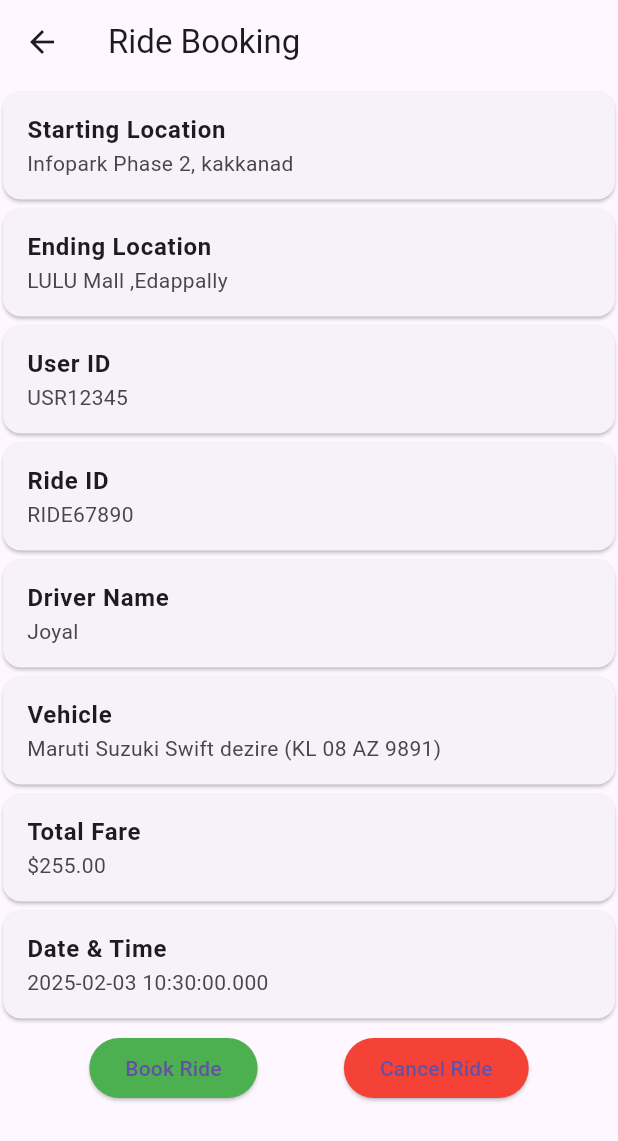
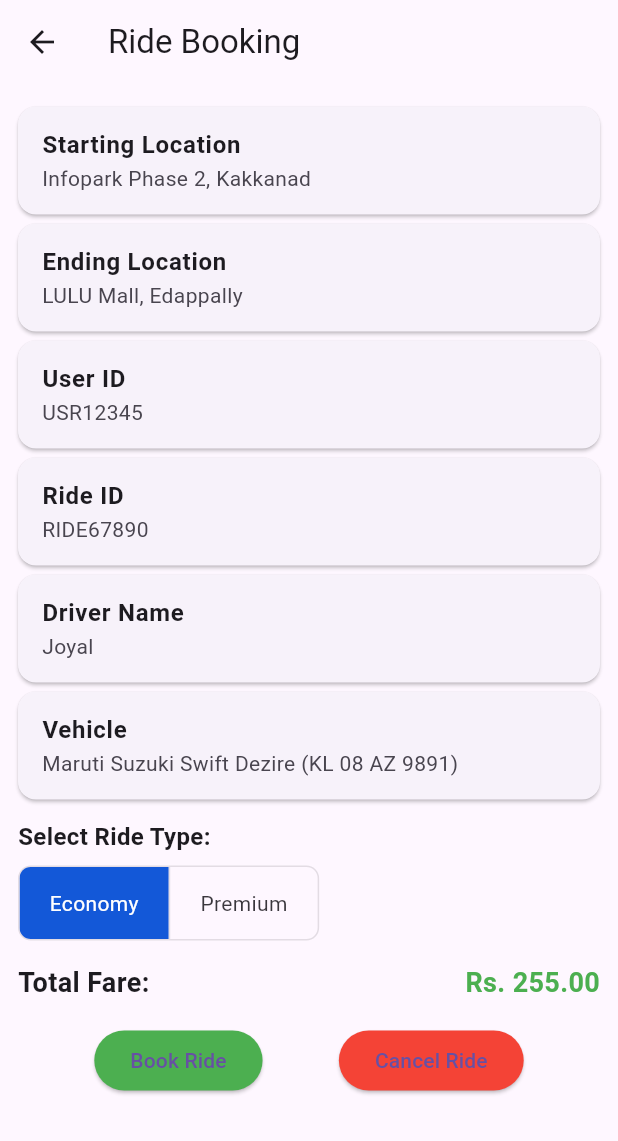
Before and after one commit to pranavedstem/GoDrive, a Flutter app: the RideBookingScreen screen opened directly, on a phone screen of 412 x 824 dp. Shown: the top 1141 px of the screen. Run offline on Flutter 3.47's test engine with Material 3 defaults, Android fonts, the phone set to English and light mode, and no system bars; our stand-ins replace geocoding, geolocator, google_maps_flutter; accounts and stored records are empty.

Commit message:
added toggle button in ride booking screen

```diff
--- /dev/null
+++ b/lib/models/location_model.dart
@@ -0,0 +1,11 @@
+class Location {
+  final double latitude;
+  final double longitude;
+  final String address;
+
+  Location({
+    required this.latitude,
+    required this.longitude,
+    required this.address,
+  });
+}
--- /dev/null
+++ b/lib/models/reide_type_model.dart
@@ -0,0 +1,9 @@
+class RideType {
+  final String type;
+  final double baseFare;
+
+  RideType({
+    required this.type,
+    required this.baseFare,
+  });
+}
--- a/lib/models/ride_model.dart
+++ b/lib/models/ride_model.dart
@@ -6,7 +6,7 @@ class RideModel {
   final String driverName;
   final String vehicleName;
   final String vehicleNumber;
-  final double totalFare;
+   double totalFare;
   final DateTime rideDateTime;
 
   RideModel({
--- a/lib/view/screens/home.dart
+++ b/lib/view/screens/home.dart
@@ -52,7 +52,7 @@ class _HomeScreenState extends State<HomeScreen> {
           ),
         ],
         currentIndex: _selectedIndex,
-        selectedItemColor: const Color.fromARGB(199, 137, 88, 10),
+        selectedItemColor: const Color.fromARGB(198, 46, 66, 247),
         onTap: _onItemTapped,
       ),
     );
--- a/lib/view/screens/maps.dart
+++ b/lib/view/screens/maps.dart
@@ -12,7 +12,7 @@ class MapsState extends State<Maps> {
   late GoogleMapController mapController;
 
   final LatLng _center = const LatLng(10.007010160804644, 76.37400401568937);
-  final LatLng _exact = const LatLng(10.0159, 76.3419);
+  final LatLng _endlocation = const LatLng(10.0159, 76.3419);
 
   void _onMapCreated(GoogleMapController controller) {
     mapController = controller;
@@ -36,13 +36,13 @@ class MapsState extends State<Maps> {
             markerId: const MarkerId('destination'),
             icon: BitmapDescriptor.defaultMarker,
             position: _center,
-            // infoWindow: const InfoWindow(title: 'Current Location'),
+
           ),
           Marker(
-            markerId: const MarkerId('_sourceocation'),
+            markerId: const MarkerId('sourceocation'),
             icon: BitmapDescriptor.defaultMarker,
-            position: _exact,
-            // infoWindow: const InfoWindow(title: 'Current Location'),
+            position: _endlocation,
+
           ),
         },
       ),
@@ -78,8 +78,8 @@ class MapsState extends State<Maps> {
 //   Future<void> _getPolyline() async {
 //     PolylinePoints polylinePoints = PolylinePoints();
 
-//     LatLng startLocation = LatLng(37.7749, -122.4194); // San Francisco
-//     LatLng endLocation = LatLng(34.0522, -118.2437); // Los Angeles
+//     LatLng startLocation = LatLng(10.007010160804644, 76.37400401568937);
+//     LatLng endLocation = LatLng(10.0159, 76.3419);
 
 //     PolylineRequest request = PolylineRequest(
 //       origin: PointLatLng(startLocation.latitude, startLocation.longitude),
@@ -141,9 +141,3 @@ class MapsState extends State<Maps> {
 //     );
 //   }
 // }
-
-// void main() {
-//   runApp(MaterialApp(
-//     home: Maps(),
-//   ));
-// }
--- a/lib/view/screens/ride_booking.dart
+++ b/lib/view/screens/ride_booking.dart
@@ -1,5 +1,7 @@
+import 'package:dummyprojecr/models/reide_type_model.dart';
 import 'package:flutter/material.dart';
 import 'package:dummyprojecr/models/ride_model.dart';
+
 
 class RideBookingScreen extends StatefulWidget {
   const RideBookingScreen({super.key});
@@ -12,34 +14,59 @@ class RideBookingScreenState extends State<RideBookingScreen> {
   RideModel ride = RideModel(
     userId: "USR12345",
     rideId: "RIDE67890",
-    startLocation: "Infopark Phase 2, kakkanad",
-    endLocation: "LULU Mall ,Edappally",
+    startLocation: "Infopark Phase 2, Kakkanad",
+    endLocation: "LULU Mall, Edappally",
     driverName: "Joyal",
-    vehicleName: "Maruti Suzuki Swift dezire",
+    vehicleName: "Maruti Suzuki Swift Dezire",
     vehicleNumber: "KL 08 AZ 9891",
-    totalFare: 255,
+    totalFare: 255, // Default Economy Fare
     rideDateTime: DateTime.now(),
   );
 
+  // Ride Type Options
+  final List<RideType> rideTypes = [
+    RideType(type: "Economy", baseFare: 255),
+    RideType(type: "Premium", baseFare: 380),
+  ];
+
+  int selectedIndex = 0; // Default selection (Economy)
+
+  void updateFare(int index) {
+    setState(() {
+      selectedIndex = index;
+      ride = RideModel( // Create a new instance (since totalFare is final)
+        userId: ride.userId,
+        rideId: ride.rideId,
+        startLocation: ride.startLocation,
+        endLocation: ride.endLocation,
+        driverName: ride.driverName,
+        vehicleName: ride.vehicleName,
+        vehicleNumber: ride.vehicleNumber,
+        totalFare: rideTypes[index].baseFare,
+        rideDateTime: ride.rideDateTime,
+      );
+    });
+  }
+
   void bookRide() {
     ScaffoldMessenger.of(context).showSnackBar(
-      SnackBar(content: Text("Ride Booked Successfully!")),
+      const SnackBar(content: Text("Ride Booked Successfully!")),
     );
   }
 
   void cancelRide() {
     ScaffoldMessenger.of(context).showSnackBar(
-      SnackBar(content: Text("Ride Cancelled!")),
+      const SnackBar(content: Text("Ride Cancelled!")),
     );
   }
 
   @override
   Widget build(BuildContext context) {
     return Scaffold(
-      appBar: AppBar(title: Text("Ride Booking")),
+      appBar: AppBar(title: const Text("Ride Booking")),
       body: SingleChildScrollView(
         child: Padding(
-          padding: const EdgeInsets.all(2.0),
+          padding: const EdgeInsets.all(12.0),
           child: Column(
             crossAxisAlignment: CrossAxisAlignment.start,
             children: [
@@ -48,26 +75,57 @@ class RideBookingScreenState extends State<RideBookingScreen> {
               buildInfoTile("User ID", ride.userId),
               buildInfoTile("Ride ID", ride.rideId),
               buildInfoTile("Driver Name", ride.driverName),
-              buildInfoTile(
-                  "Vehicle", "${ride.vehicleName} (${ride.vehicleNumber})"),
-              buildInfoTile(
-                  "Total Fare", "\$${ride.totalFare.toStringAsFixed(2)}"),
-              buildInfoTile("Date & Time", ride.rideDateTime.toString()),
-              const SizedBox(height: 6),
+              buildInfoTile("Vehicle", "${ride.vehicleName} (${ride.vehicleNumber})"),
+
+              const SizedBox(height: 10),
+
+
+              const Text("Select Ride Type:", style: TextStyle(fontSize: 16, fontWeight: FontWeight.bold)),
+              const SizedBox(height: 8),
+              ToggleButtons(
+                borderRadius: BorderRadius.circular(8),
+                selectedColor: Colors.white,
+                fillColor: const Color.fromARGB(255, 19, 88, 216),
+                isSelected: [selectedIndex == 0, selectedIndex == 1],
+                onPressed: updateFare,
+                children: const [
+                  Padding(
+                    padding: EdgeInsets.symmetric(horizontal: 20, vertical: 10),
+                    child: Text("Economy"),
+                  ),
+                  Padding(
+                    padding: EdgeInsets.symmetric(horizontal: 20, vertical: 10),
+                    child: Text("Premium"),
+                  ),
+                ],
+              ),
+
+              const SizedBox(height: 15),
+
+
+              Row(
+                mainAxisAlignment: MainAxisAlignment.spaceBetween,
+                children: [
+                  const Text("Total Fare:", style: TextStyle(fontSize: 18, fontWeight: FontWeight.bold)),
+                  Text("Rs. ${ride.totalFare.toStringAsFixed(2)}",
+                      style: const TextStyle(fontSize: 18, fontWeight: FontWeight.bold, color: Colors.green)),
+                ],
+              ),
+
+              const SizedBox(height: 15),
+
               Row(
                 mainAxisAlignment: MainAxisAlignment.spaceEvenly,
                 children: [
                   ElevatedButton(
                     onPressed: bookRide,
-                    style:
-                        ElevatedButton.styleFrom(backgroundColor: Colors.green),
-                    child: Text("Book Ride"),
+                    style: ElevatedButton.styleFrom(backgroundColor: Colors.green),
+                    child: const Text("Book Ride"),
                   ),
                   ElevatedButton(
                     onPressed: cancelRide,
-                    style:
-                        ElevatedButton.styleFrom(backgroundColor: Colors.red),
-                    child: Text("Cancel Ride"),
+                    style: ElevatedButton.styleFrom(backgroundColor: Colors.red),
+                    child: const Text("Cancel Ride"),
                   ),
                 ],
               ),
@@ -80,12 +138,105 @@ class RideBookingScreenState extends State<RideBookingScreen> {
 
   Widget buildInfoTile(String title, String value) {
     return Card(
-      // elevation: 2,
-      margin: EdgeInsets.symmetric(vertical: 3),
+      margin: const EdgeInsets.symmetric(vertical: 3),
       child: ListTile(
-        title: Text(title, style: TextStyle(fontWeight: FontWeight.bold)),
+        title: Text(title, style: const TextStyle(fontWeight: FontWeight.bold)),
         subtitle: Text(value),
       ),
     );
   }
 }
+
+
+
+// import 'package:flutter/material.dart';
+// import 'package:dummyprojecr/models/ride_model.dart';
+
+// class RideBookingScreen extends StatefulWidget {
+//   const RideBookingScreen({super.key});
+
+//   @override
+//   RideBookingScreenState createState() => RideBookingScreenState();
+// }
+
+// class RideBookingScreenState extends State<RideBookingScreen> {
+//   RideModel ride = RideModel(
+//     userId: "USR12345",
+//     rideId: "RIDE67890",
+//     startLocation: "Infopark Phase 2, kakkanad",
+//     endLocation: "LULU Mall ,Edappally",
+//     driverName: "Joyal",
+//     vehicleName: "Maruti Suzuki Swift dezire",
+//     vehicleNumber: "KL 08 AZ 9891",
+//     totalFare: 255,
+//     rideDateTime: DateTime.now(),
+//   );
+
+//   void bookRide() {
+//     ScaffoldMessenger.of(context).showSnackBar(
+//       SnackBar(content: Text("Ride Booked Successfully!")),
+//     );
+//   }
+
+//   void cancelRide() {
+//     ScaffoldMessenger.of(context).showSnackBar(
+//       SnackBar(content: Text("Ride Cancelled!")),
+//     );
+//   }
+
+//   @override
+//   Widget build(BuildContext context) {
+//     return Scaffold(
+//       appBar: AppBar(title: Text("Ride Booking")),
+//       body: SingleChildScrollView(
+//         child: Padding(
+//           padding: const EdgeInsets.all(2.0),
+//           child: Column(
+//             crossAxisAlignment: CrossAxisAlignment.start,
+//             children: [
+//               buildInfoTile("Starting Location", ride.startLocation),
+//               buildInfoTile("Ending Location", ride.endLocation),
+//               buildInfoTile("User ID", ride.userId),
+//               buildInfoTile("Ride ID", ride.rideId),
+//               buildInfoTile("Driver Name", ride.driverName),
+//               buildInfoTile(
+//                   "Vehicle", "${ride.vehicleName} (${ride.vehicleNumber})"),
+//               buildInfoTile(
+//                   "Total Fare", "\$${ride.totalFare.toStringAsFixed(2)}"),
+//               buildInfoTile("Date & Time", ride.rideDateTime.toString()),
+//               const SizedBox(height: 6),
+//               Row(
+//                 mainAxisAlignment: MainAxisAlignment.spaceEvenly,
+//                 children: [
+//                   ElevatedButton(
+//                     onPressed: bookRide,
+//                     style:
+//                         ElevatedButton.styleFrom(backgroundColor: Colors.green),
+//                     child: Text("Book Ride"),
+//                   ),
+//                   ElevatedButton(
+//                     onPressed: cancelRide,
+//                     style:
+//                         ElevatedButton.styleFrom(backgroundColor: Colors.red),
+//                     child: Text("Cancel Ride"),
+//                   ),
+//                 ],
+//               ),
+//             ],
+//           ),
+//         ),
+//       ),
+//     );
+//   }
+
+//   Widget buildInfoTile(String title, String value) {
+//     return Card(
+//       // elevation: 2,
+//       margin: EdgeInsets.symmetric(vertical: 3),
+//       child: ListTile(
+//         title: Text(title, style: TextStyle(fontWeight: FontWeight.bold)),
+//         subtitle: Text(value),
+//       ),
+//     );
+//   }
+// }
--- a/lib/view/screens/service_screen.dart
+++ b/lib/view/screens/service_screen.dart
@@ -1,4 +1,5 @@
 // import 'package:dummyprojecr/view/screens/home_screen.dart';
+import 'package:dummyprojecr/view/screens/startride.dart';
 import 'package:flutter/material.dart';
 
 class ServiceScreen extends StatelessWidget {
@@ -22,7 +23,7 @@ class ServiceScreen extends StatelessWidget {
                   label: 'Ride',
                   color: Colors.blue,
                   onTap: () {
-                    // Navigator.push(context, MaterialPageRoute(builder: (context) => Home(address: ''),));
+                    Navigator.push(context, MaterialPageRoute(builder: (context) => StartRide()));
                   },
                 ),
                 TappableContainer(
--- a/lib/view/screens/signup.dart
+++ b/lib/view/screens/signup.dart
@@ -59,6 +59,7 @@ class SignUpPageState extends State<SignUpPage> {
                       TextFormField(
                         decoration:
                             const InputDecoration(labelText: 'Phone Number'),
+                            keyboardType: TextInputType.phone,
                         validator: (value) {
                           if (value == null || value.isEmpty) {
                             return 'Please enter your phone number';
--- /dev/null
+++ b/lib/view/screens/startride.dart
@@ -0,0 +1,11 @@
+import 'package:flutter/material.dart';
+
+class StartRide extends StatelessWidget {
+  const StartRide({super.key});
+
+  @override
+  Widget build(BuildContext context) {
+    return Scaffold(appBar: AppBar(title: Text("Start ride"),),
+    body: Center(child: Text('Hiii...!!!!1'),),);
+  }
+}
```
Also changed, not shown: lib/view/widgets/current_locatioin.dart (deleted, +0 -100 lines).
